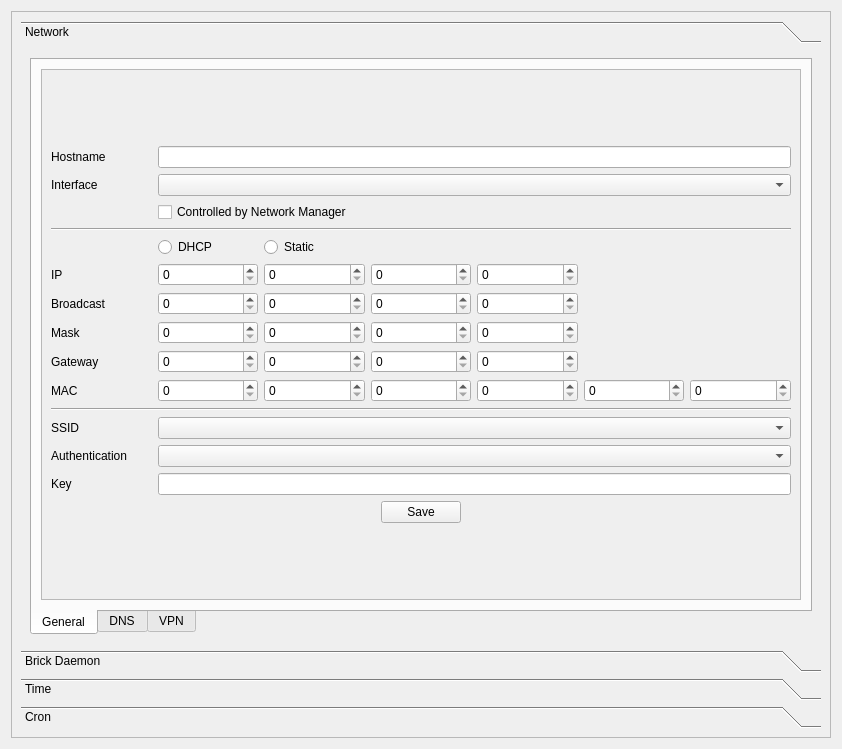
This is src/brickv/plugin_system/plugins/red/ui/red_tab_settings.ui in Tinkerforge/brickv as Qt 5 draws it before an edit. The edited form follows.
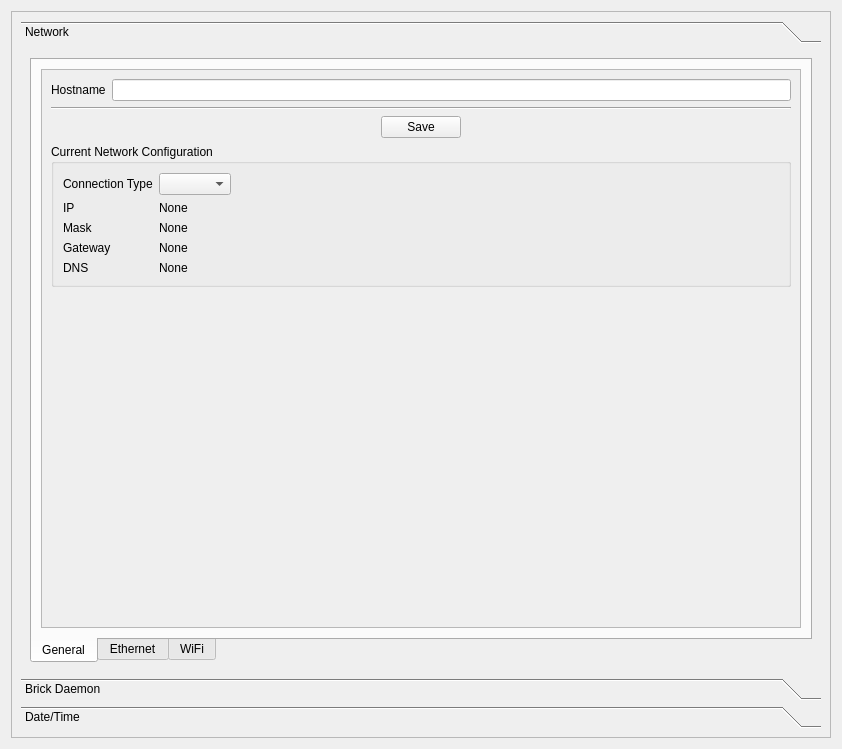
This is the edited form. The open tabs and pages were chosen to show the change. Custom widgets are drawn as their Qt base class.

Commit message: red-brick: Implemented network general info of settings tab

```diff
--- a/src/brickv/plugin_system/plugins/red/ui/red_tab_settings.ui
+++ b/src/brickv/plugin_system/plugins/red/ui/red_tab_settings.ui
@@ -34,7 +34,7 @@
            <x>0</x>
            <y>0</y>
            <width>804</width>
-           <height>587</height>
+           <height>618</height>
           </rect>
          </property>
          <attribute name="label">
@@ -65,233 +65,136 @@
                    <x>0</x>
                    <y>0</y>
                    <width>762</width>
-                   <height>516</height>
+                   <height>547</height>
                   </rect>
                  </property>
                  <layout class="QVBoxLayout" name="verticalLayout_18">
                   <item>
-                   <layout class="QGridLayout" name="gridLayout_2">
-                    <item row="13" column="1" colspan="6">
-                     <widget class="QComboBox" name="comboBox_3"/>
-                    </item>
-                    <item row="7" column="3">
-                     <widget class="QSpinBox" name="spinBox_41"/>
-                    </item>
-                    <item row="7" column="2">
-                     <widget class="QSpinBox" name="spinBox_40"/>
-                    </item>
-                    <item row="10" column="3">
-                     <widget class="SpinBoxHex" name="sbox_mac3">
-                      <property name="maximum">
-                       <number>255</number>
-                      </property>
-                     </widget>
-                    </item>
-                    <item row="5" column="2">
-                     <widget class="QRadioButton" name="radioButton_2">
-                      <property name="text">
-                       <string>Static</string>
-                      </property>
-                     </widget>
-                    </item>
-                    <item row="12" column="0">
-                     <widget class="QLabel" name="label_10">
-                      <property name="text">
-                       <string>SSID</string>
-                      </property>
-                     </widget>
-                    </item>
-                    <item row="2" column="0">
-                     <widget class="QLabel" name="label_4">
-                      <property name="text">
-                       <string>Interface</string>
-                      </property>
-                     </widget>
-                    </item>
-                    <item row="8" column="1">
-                     <widget class="QSpinBox" name="spinBox_5"/>
-                    </item>
-                    <item row="6" column="3">
-                     <widget class="QSpinBox" name="spinBox_3"/>
-                    </item>
-                    <item row="8" column="4">
-                     <widget class="QSpinBox" name="spinBox_8"/>
-                    </item>
-                    <item row="1" column="0">
+                   <layout class="QGridLayout" name="gridLayout">
+                    <item row="0" column="0">
                      <widget class="QLabel" name="label_3">
                       <property name="text">
                        <string>Hostname</string>
                       </property>
                      </widget>
                     </item>
-                    <item row="1" column="1" colspan="6">
-                     <widget class="QLineEdit" name="lineEdit"/>
+                    <item row="3" column="0" colspan="2">
+                     <widget class="QGroupBox" name="groupBox">
+                      <property name="title">
+                       <string>Current Network Configuration</string>
+                      </property>
+                      <layout class="QVBoxLayout" name="verticalLayout_14">
+                       <item>
+                        <layout class="QGridLayout" name="gridLayout_2">
+                         <item row="2" column="1">
+                          <widget class="QLabel" name="label_net_gen_ccon_mask">
+                           <property name="text">
+                            <string>None</string>
+                           </property>
+                          </widget>
+                         </item>
+                         <item row="4" column="0">
+                          <widget class="QLabel" name="label_30">
+                           <property name="text">
+                            <string>DNS</string>
+                           </property>
+                          </widget>
+                         </item>
+                         <item row="4" column="1">
+                          <widget class="QLabel" name="label_net_gen_ccon_dns">
+                           <property name="text">
+                            <string>None</string>
+                           </property>
+                          </widget>
+                         </item>
+                         <item row="3" column="1">
+                          <widget class="QLabel" name="label_net_gen_ccon_gateway">
+                           <property name="text">
+                            <string>None</string>
+                           </property>
+                          </widget>
+                         </item>
+                         <item row="1" column="0">
+                          <widget class="QLabel" name="label_5">
+                           <property name="text">
+                            <string>IP</string>
+                           </property>
+                          </widget>
+                         </item>
+                         <item row="0" column="0">
+                          <widget class="QLabel" name="label_8">
+                           <property name="text">
+                            <string>Connection Type</string>
+                           </property>
+                          </widget>
+                         </item>
+                         <item row="2" column="0">
+                          <widget class="QLabel" name="label_10">
+                           <property name="text">
+                            <string>Mask</string>
+                           </property>
+                          </widget>
+                         </item>
+                         <item row="0" column="1">
+                          <widget class="QComboBox" name="cbox_net_gen_contype"/>
+                         </item>
+                         <item row="3" column="0">
+                          <widget class="QLabel" name="label_12">
+                           <property name="text">
+                            <string>Gateway</string>
+                           </property>
+                          </widget>
+                         </item>
+                         <item row="1" column="1">
+                          <widget class="QLabel" name="label_net_gen_ccon_ip">
+                           <property name="text">
+                            <string>None</string>
+                           </property>
+                          </widget>
+                         </item>
+                         <item row="0" column="2">
+                          <spacer name="horizontalSpacer_7">
+                           <property name="orientation">
+                            <enum>Qt::Horizontal</enum>
+                           </property>
+                           <property name="sizeHint" stdset="0">
+                            <size>
+                             <width>40</width>
+                             <height>20</height>
+                            </size>
+                           </property>
+                          </spacer>
+                         </item>
+                        </layout>
+                       </item>
+                      </layout>
+                     </widget>
                     </item>
-                    <item row="6" column="2">
-                     <widget class="QSpinBox" name="spinBox_2"/>
+                    <item row="0" column="1">
+                     <widget class="QLineEdit" name="ledit_net_gen_hostname"/>
                     </item>
-                    <item row="11" column="0" colspan="7">
+                    <item row="4" column="0">
+                     <spacer name="verticalSpacer_2">
+                      <property name="orientation">
+                       <enum>Qt::Vertical</enum>
+                      </property>
+                      <property name="sizeHint" stdset="0">
+                       <size>
+                        <width>20</width>
+                        <height>40</height>
+                       </size>
+                      </property>
+                     </spacer>
+                    </item>
+                    <item row="1" column="0" colspan="2">
                      <widget class="Line" name="line">
                       <property name="orientation">
                        <enum>Qt::Horizontal</enum>
                       </property>
                      </widget>
                     </item>
-                    <item row="7" column="0">
-                     <widget class="QLabel" name="label_2">
-                      <property name="text">
-                       <string>Broadcast</string>
-                      </property>
-                     </widget>
-                    </item>
-                    <item row="9" column="0">
-                     <widget class="QLabel" name="label_8">
-                      <property name="text">
-                       <string>Gateway</string>
-                      </property>
-                     </widget>
-                    </item>
-                    <item row="8" column="2">
-                     <widget class="QSpinBox" name="spinBox_6"/>
-                    </item>
-                    <item row="10" column="1">
-                     <widget class="SpinBoxHex" name="sbox_mac1">
-                      <property name="maximum">
-                       <number>255</number>
-                      </property>
-                     </widget>
-                    </item>
-                    <item row="6" column="0">
-                     <widget class="QLabel" name="label_5">
-                      <property name="text">
-                       <string>IP</string>
-                      </property>
-                     </widget>
-                    </item>
-                    <item row="9" column="2">
-                     <widget class="QSpinBox" name="spinBox_14"/>
-                    </item>
-                    <item row="9" column="3">
-                     <widget class="QSpinBox" name="spinBox_15"/>
-                    </item>
-                    <item row="10" column="6">
-                     <widget class="SpinBoxHex" name="sbox_mac6">
-                      <property name="maximum">
-                       <number>255</number>
-                      </property>
-                     </widget>
-                    </item>
-                    <item row="8" column="0">
-                     <widget class="QLabel" name="label_6">
-                      <property name="text">
-                       <string>Mask</string>
-                      </property>
-                     </widget>
-                    </item>
-                    <item row="16" column="6">
-                     <spacer name="verticalSpacer_9">
-                      <property name="orientation">
-                       <enum>Qt::Vertical</enum>
-                      </property>
-                      <property name="sizeHint" stdset="0">
-                       <size>
-                        <width>20</width>
-                        <height>40</height>
-                       </size>
-                      </property>
-                     </spacer>
-                    </item>
-                    <item row="6" column="1">
-                     <widget class="QSpinBox" name="spinBox"/>
-                    </item>
-                    <item row="0" column="0">
-                     <spacer name="verticalSpacer_10">
-                      <property name="orientation">
-                       <enum>Qt::Vertical</enum>
-                      </property>
-                      <property name="sizeHint" stdset="0">
-                       <size>
-                        <width>20</width>
-                        <height>40</height>
-                       </size>
-                      </property>
-                     </spacer>
-                    </item>
-                    <item row="12" column="1" colspan="6">
-                     <widget class="QComboBox" name="comboBox_2"/>
-                    </item>
-                    <item row="8" column="3">
-                     <widget class="QSpinBox" name="spinBox_7"/>
-                    </item>
-                    <item row="13" column="0">
-                     <widget class="QLabel" name="label_11">
-                      <property name="text">
-                       <string>Authentication</string>
-                      </property>
-                     </widget>
-                    </item>
-                    <item row="6" column="4">
-                     <widget class="QSpinBox" name="spinBox_4"/>
-                    </item>
-                    <item row="5" column="1">
-                     <widget class="QRadioButton" name="radioButton">
-                      <property name="text">
-                       <string>DHCP</string>
-                      </property>
-                     </widget>
-                    </item>
-                    <item row="10" column="4">
-                     <widget class="SpinBoxHex" name="sbox_mac4">
-                      <property name="maximum">
-                       <number>255</number>
-                      </property>
-                     </widget>
-                    </item>
-                    <item row="10" column="5">
-                     <widget class="SpinBoxHex" name="sbox_mac5">
-                      <property name="maximum">
-                       <number>255</number>
-                      </property>
-                     </widget>
-                    </item>
-                    <item row="14" column="1" colspan="6">
-                     <widget class="QLineEdit" name="lineEdit_2"/>
-                    </item>
-                    <item row="9" column="1">
-                     <widget class="QSpinBox" name="spinBox_13"/>
-                    </item>
-                    <item row="7" column="1">
-                     <widget class="QSpinBox" name="spinBox_39"/>
-                    </item>
-                    <item row="14" column="0">
-                     <widget class="QLabel" name="label_12">
-                      <property name="text">
-                       <string>Key</string>
-                      </property>
-                     </widget>
-                    </item>
-                    <item row="10" column="0">
-                     <widget class="QLabel" name="label_9">
-                      <property name="text">
-                       <string>MAC</string>
-                      </property>
-                     </widget>
-                    </item>
-                    <item row="9" column="4">
-                     <widget class="QSpinBox" name="spinBox_16"/>
-                    </item>
-                    <item row="10" column="2">
-                     <widget class="SpinBoxHex" name="sbox_mac2">
-                      <property name="maximum">
-                       <number>255</number>
-                      </property>
-                     </widget>
-                    </item>
-                    <item row="7" column="4">
-                     <widget class="QSpinBox" name="spinBox_42"/>
-                    </item>
-                    <item row="15" column="0" colspan="7">
-                     <layout class="QHBoxLayout" name="horizontalLayout_2">
+                    <item row="2" column="0" colspan="2">
+                     <layout class="QHBoxLayout" name="horizontalLayout">
                       <item>
                        <spacer name="horizontalSpacer_5">
                         <property name="orientation">
@@ -306,7 +209,7 @@
                        </spacer>
                       </item>
                       <item>
-                       <widget class="QPushButton" name="pushButton_5">
+                       <widget class="QPushButton" name="pbutton_net_gen_save">
                         <property name="text">
                          <string>Save</string>
                         </property>
@@ -327,23 +230,195 @@
                       </item>
                      </layout>
                     </item>
-                    <item row="2" column="1" colspan="6">
-                     <widget class="QComboBox" name="comboBox"/>
-                    </item>
-                    <item row="3" column="1" colspan="6">
-                     <widget class="QCheckBox" name="checkBox_3">
+                   </layout>
+                  </item>
+                 </layout>
+                </widget>
+               </widget>
+              </item>
+             </layout>
+            </widget>
+            <widget class="QWidget" name="tab_net_eth">
+             <attribute name="title">
+              <string>Ethernet</string>
+             </attribute>
+             <layout class="QVBoxLayout" name="verticalLayout_6">
+              <item>
+               <widget class="QScrollArea" name="scrollArea_3">
+                <property name="widgetResizable">
+                 <bool>true</bool>
+                </property>
+                <widget class="QWidget" name="scrollAreaWidgetContents_2">
+                 <property name="geometry">
+                  <rect>
+                   <x>0</x>
+                   <y>0</y>
+                   <width>762</width>
+                   <height>547</height>
+                  </rect>
+                 </property>
+                 <layout class="QVBoxLayout" name="verticalLayout_7">
+                  <item>
+                   <layout class="QGridLayout" name="gridLayout_3">
+                    <item row="0" column="0">
+                     <widget class="QLabel" name="label_6">
                       <property name="text">
-                       <string>Controlled by Network Manager</string>
+                       <string>Configuration</string>
                       </property>
                      </widget>
                     </item>
-                    <item row="4" column="0" colspan="7">
+                    <item row="3" column="0" colspan="3">
+                     <layout class="QHBoxLayout" name="horizontalLayout_3">
+                      <item>
+                       <spacer name="horizontalSpacer">
+                        <property name="orientation">
+                         <enum>Qt::Horizontal</enum>
+                        </property>
+                        <property name="sizeHint" stdset="0">
+                         <size>
+                          <width>40</width>
+                          <height>20</height>
+                         </size>
+                        </property>
+                       </spacer>
+                      </item>
+                      <item>
+                       <widget class="QPushButton" name="pbutton_net_eth_save">
+                        <property name="text">
+                         <string>Save</string>
+                        </property>
+                       </widget>
+                      </item>
+                      <item>
+                       <spacer name="horizontalSpacer_2">
+                        <property name="orientation">
+                         <enum>Qt::Horizontal</enum>
+                        </property>
+                        <property name="sizeHint" stdset="0">
+                         <size>
+                          <width>40</width>
+                          <height>20</height>
+                         </size>
+                        </property>
+                       </spacer>
+                      </item>
+                     </layout>
+                    </item>
+                    <item row="1" column="0" colspan="3">
                      <widget class="Line" name="line_3">
                       <property name="orientation">
                        <enum>Qt::Horizontal</enum>
                       </property>
                      </widget>
                     </item>
+                    <item row="2" column="0" colspan="3">
+                     <widget class="QFrame" name="frame_2">
+                      <property name="frameShape">
+                       <enum>QFrame::StyledPanel</enum>
+                      </property>
+                      <property name="frameShadow">
+                       <enum>QFrame::Raised</enum>
+                      </property>
+                      <layout class="QVBoxLayout" name="verticalLayout_10">
+                       <item>
+                        <layout class="QGridLayout" name="gridLayout_5">
+                         <item row="2" column="3">
+                          <widget class="QSpinBox" name="sbox_net_eth_gw3"/>
+                         </item>
+                         <item row="0" column="3">
+                          <widget class="QSpinBox" name="sbox_net_eth_ip3"/>
+                         </item>
+                         <item row="3" column="0">
+                          <widget class="QLabel" name="label_11">
+                           <property name="text">
+                            <string>DNS</string>
+                           </property>
+                          </widget>
+                         </item>
+                         <item row="1" column="0">
+                          <widget class="QLabel" name="label_4">
+                           <property name="text">
+                            <string>Mask</string>
+                           </property>
+                          </widget>
+                         </item>
+                         <item row="2" column="0">
+                          <widget class="QLabel" name="label_9">
+                           <property name="text">
+                            <string>Gateway</string>
+                           </property>
+                          </widget>
+                         </item>
+                         <item row="3" column="3">
+                          <widget class="QSpinBox" name="sbox_net_eth_dns3"/>
+                         </item>
+                         <item row="1" column="1">
+                          <widget class="QSpinBox" name="sbox_net_eth_mask1"/>
+                         </item>
+                         <item row="1" column="2">
+                          <widget class="QSpinBox" name="sbox_net_eth_mask2"/>
+                         </item>
+                         <item row="1" column="4">
+                          <widget class="QSpinBox" name="sbox_net_eth_mask4"/>
+                         </item>
+                         <item row="2" column="4">
+                          <widget class="QSpinBox" name="sbox_net_eth_gw4"/>
+                         </item>
+                         <item row="3" column="1">
+                          <widget class="QSpinBox" name="sbox_net_eth_dns1"/>
+                         </item>
+                         <item row="2" column="1">
+                          <widget class="QSpinBox" name="sbox_net_eth_gw1"/>
+                         </item>
+                         <item row="3" column="2">
+                          <widget class="QSpinBox" name="sbox_net_eth_dns2"/>
+                         </item>
+                         <item row="2" column="2">
+                          <widget class="QSpinBox" name="sbox_net_eth_gw2"/>
+                         </item>
+                         <item row="0" column="4">
+                          <widget class="QSpinBox" name="sbox_net_eth_ip4"/>
+                         </item>
+                         <item row="1" column="3">
+                          <widget class="QSpinBox" name="sbox_net_eth_mask3"/>
+                         </item>
+                         <item row="3" column="4">
+                          <widget class="QSpinBox" name="sbox_net_eth_dns4"/>
+                         </item>
+                         <item row="0" column="1">
+                          <widget class="QSpinBox" name="sbox_net_eth_ip1"/>
+                         </item>
+                         <item row="0" column="2">
+                          <widget class="QSpinBox" name="sbox_net_eth_ip2"/>
+                         </item>
+                         <item row="0" column="0">
+                          <widget class="QLabel" name="label_2">
+                           <property name="text">
+                            <string>IP</string>
+                           </property>
+                          </widget>
+                         </item>
+                        </layout>
+                       </item>
+                      </layout>
+                     </widget>
+                    </item>
+                    <item row="0" column="1" colspan="2">
+                     <widget class="QComboBox" name="cbox_net_eth_contype"/>
+                    </item>
+                    <item row="4" column="0">
+                     <spacer name="verticalSpacer">
+                      <property name="orientation">
+                       <enum>Qt::Vertical</enum>
+                      </property>
+                      <property name="sizeHint" stdset="0">
+                       <size>
+                        <width>20</width>
+                        <height>40</height>
+                       </size>
+                      </property>
+                     </spacer>
+                    </item>
                    </layout>
                   </item>
                  </layout>
@@ -354,161 +429,33 @@
             </widget>
             <widget class="QWidget" name="tab_2">
              <attribute name="title">
-              <string>DNS</string>
+              <string>WiFi</string>
              </attribute>
              <layout class="QVBoxLayout" name="verticalLayout_12">
               <item>
-               <layout class="QGridLayout" name="gridLayout">
-                <item row="1" column="0" colspan="4">
-                 <layout class="QHBoxLayout" name="horizontalLayout">
+               <widget class="QScrollArea" name="scrollArea_2">
+                <property name="widgetResizable">
+                 <bool>true</bool>
+                </property>
+                <widget class="QWidget" name="scrollAreaWidgetContents_3">
+                 <property name="geometry">
+                  <rect>
+                   <x>0</x>
+                   <y>0</y>
+                   <width>762</width>
+                   <height>547</height>
+                  </rect>
+                 </property>
+                 <layout class="QVBoxLayout" name="verticalLayout_12">
                   <item>
                    <widget class="QListView" name="listView"/>
                   </item>
                  </layout>
-                </item>
-                <item row="2" column="3">
-                 <widget class="QSpinBox" name="spinBox_34"/>
-                </item>
-                <item row="4" column="4">
-                 <spacer name="verticalSpacer_2">
-                  <property name="orientation">
-                   <enum>Qt::Vertical</enum>
-                  </property>
-                  <property name="sizeHint" stdset="0">
-                   <size>
-                    <width>20</width>
-                    <height>40</height>
-                   </size>
-                  </property>
-                 </spacer>
-                </item>
-                <item row="2" column="4">
-                 <widget class="QPushButton" name="pushButton">
-                  <property name="text">
-                   <string>Add</string>
-                  </property>
-                 </widget>
-                </item>
-                <item row="2" column="1">
-                 <widget class="QSpinBox" name="spinBox_32"/>
-                </item>
-                <item row="1" column="4">
-                 <layout class="QVBoxLayout" name="verticalLayout_14">
-                  <item>
-                   <widget class="QCheckBox" name="checkBox_2">
-                    <property name="text">
-                     <string>From DHCP</string>
-                    </property>
-                   </widget>
-                  </item>
-                  <item>
-                   <widget class="Line" name="line_2">
-                    <property name="orientation">
-                     <enum>Qt::Horizontal</enum>
-                    </property>
-                   </widget>
-                  </item>
-                  <item>
-                   <widget class="QPushButton" name="pushButton_3">
-                    <property name="text">
-                     <string>Up</string>
-                    </property>
-                   </widget>
-                  </item>
-                  <item>
-                   <widget class="QPushButton" name="pushButton_2">
-                    <property name="text">
-                     <string>Down</string>
-                    </property>
-                   </widget>
-                  </item>
-                  <item>
-                   <widget class="QPushButton" name="pushButton_4">
-                    <property name="text">
-                     <string>Remove</string>
-                    </property>
-                   </widget>
-                  </item>
-                  <item>
-                   <spacer name="verticalSpacer_4">
-                    <property name="orientation">
-                     <enum>Qt::Vertical</enum>
-                    </property>
-                    <property name="sizeHint" stdset="0">
-                     <size>
-                      <width>20</width>
-                      <height>40</height>
-                     </size>
-                    </property>
-                   </spacer>
-                  </item>
-                 </layout>
-                </item>
-                <item row="2" column="2">
-                 <widget class="QSpinBox" name="spinBox_33"/>
-                </item>
-                <item row="2" column="0">
-                 <widget class="QSpinBox" name="spinBox_31"/>
-                </item>
-                <item row="0" column="0">
-                 <spacer name="verticalSpacer_8">
-                  <property name="orientation">
-                   <enum>Qt::Vertical</enum>
-                  </property>
-                  <property name="sizeHint" stdset="0">
-                   <size>
-                    <width>20</width>
-                    <height>40</height>
-                   </size>
-                  </property>
-                 </spacer>
-                </item>
-                <item row="3" column="0" colspan="5">
-                 <layout class="QHBoxLayout" name="horizontalLayout_4">
-                  <item>
-                   <spacer name="horizontalSpacer_8">
-                    <property name="orientation">
-                     <enum>Qt::Horizontal</enum>
-                    </property>
-                    <property name="sizeHint" stdset="0">
-                     <size>
-                      <width>40</width>
-                      <height>20</height>
-                     </size>
-                    </property>
-                   </spacer>
-                  </item>
-                  <item>
-                   <widget class="QPushButton" name="pushButton_6">
-                    <property name="text">
-                     <string>Save</string>
-                    </property>
-                   </widget>
-                  </item>
-                  <item>
-                   <spacer name="horizontalSpacer_7">
-                    <property name="orientation">
-                     <enum>Qt::Horizontal</enum>
-                    </property>
-                    <property name="sizeHint" stdset="0">
-                     <size>
-                      <width>40</width>
-                      <height>20</height>
-                     </size>
-                    </property>
-                   </spacer>
-                  </item>
-                 </layout>
-                </item>
-               </layout>
+                </widget>
+               </widget>
               </item>
              </layout>
             </widget>
-            <widget class="QWidget" name="tab_3">
-             <attribute name="title">
-              <string>VPN</string>
-             </attribute>
-            </widget>
            </widget>
           </item>
          </layout>
@@ -983,7 +930,7 @@
           </rect>
          </property>
          <attribute name="label">
-          <string>Time</string>
+          <string>Date/Time</string>
          </attribute>
          <layout class="QVBoxLayout" name="verticalLayout_13">
           <item>
@@ -1157,19 +1104,6 @@
           </item>
          </layout>
         </widget>
-        <widget class="QWidget" name="page_4">
-         <property name="geometry">
-          <rect>
-           <x>0</x>
-           <y>0</y>
-           <width>804</width>
-           <height>587</height>
-          </rect>
-         </property>
-         <attribute name="label">
-          <string>Cron</string>
-         </attribute>
-        </widget>
        </widget>
       </item>
      </layout>
@@ -1177,13 +1111,6 @@
    </item>
   </layout>
  </widget>
- <customwidgets>
-  <customwidget>
-   <class>SpinBoxHex</class>
-   <extends>QSpinBox</extends>
-   <header location="global">brickv.plugin_system.plugins.red.spinbox_hex</header>
-  </customwidget>
- </customwidgets>
  <resources/>
  <connections/>
 </ui>
```
Left out of the diff: 691 changed lines with no effect on the pictures. The commit also changes 3 other files.
